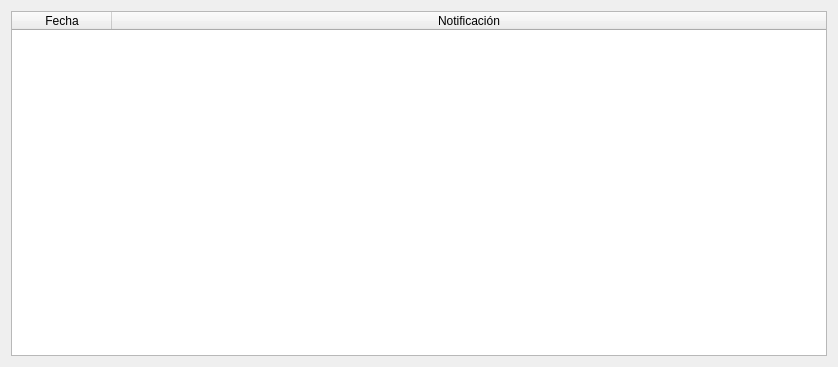
Qt form windows/NotificationsWidget.ui (santichialvo/holidaysAdministrator) before a commit.
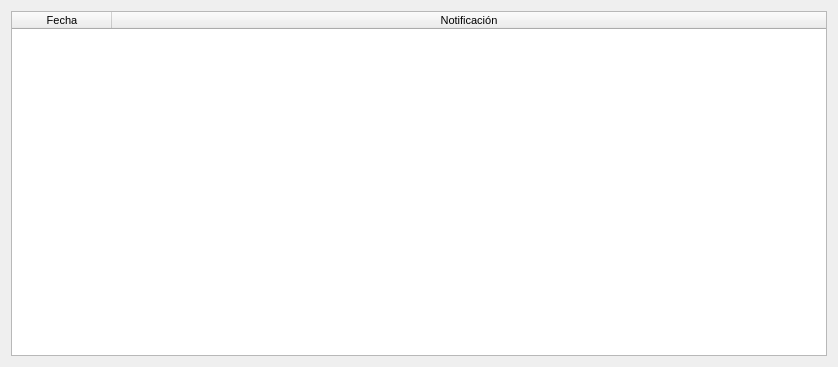
The same form after that commit.

```diff
--- a/windows/NotificationsWidget.ui
+++ b/windows/NotificationsWidget.ui
@@ -16,6 +16,12 @@
   <layout class="QGridLayout" name="gridLayout">
    <item row="0" column="0">
     <widget class="QTableWidget" name="notifications_tableWidget">
+     <property name="font">
+      <font>
+       <family>MS Shell Dlg 2</family>
+       <pointsize>8</pointsize>
+      </font>
+     </property>
      <attribute name="horizontalHeaderStretchLastSection">
       <bool>true</bool>
      </attribute>
```
